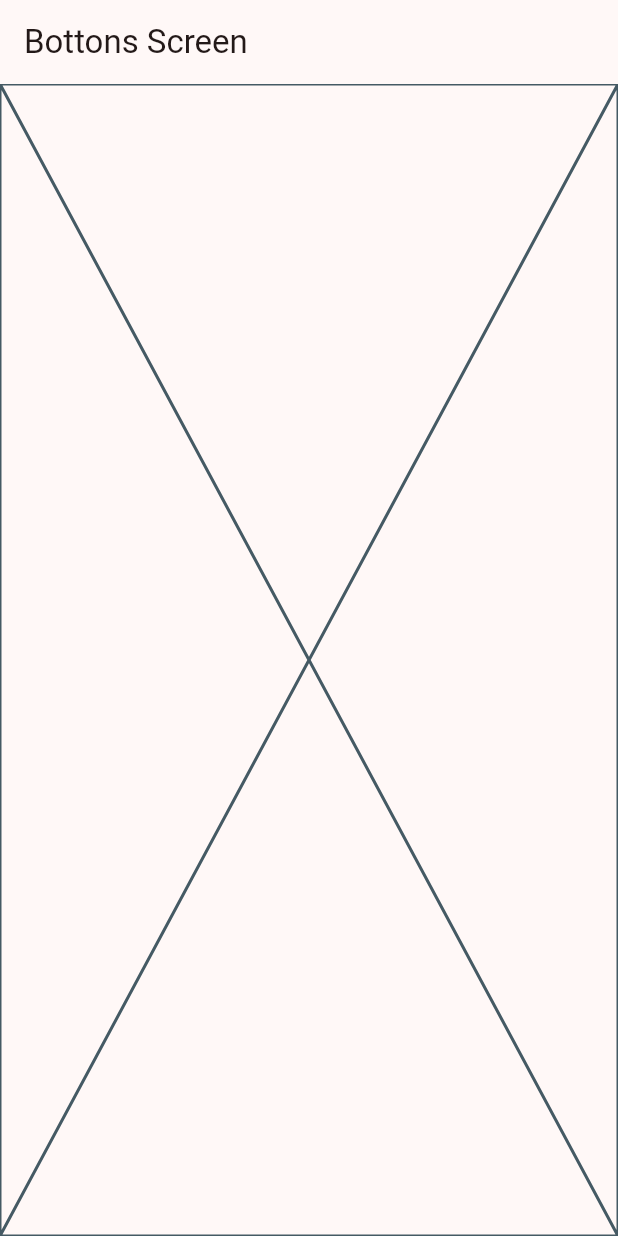
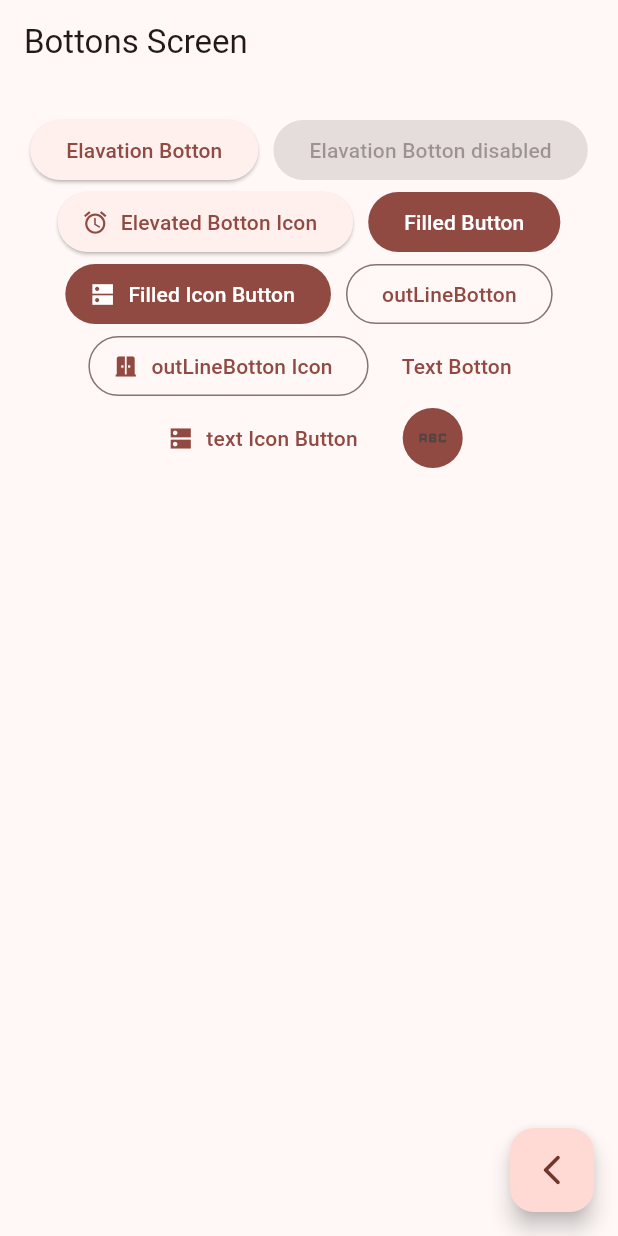
Before and after one commit to luiisfabian/widgets_app, a Flutter app: the BottonsScreen screen opened by its route, on a phone screen of 412 x 824 dp. Run offline on Flutter 3.47's test engine with Material 3 defaults, Android fonts, the phone set to English and light mode, and no system bars; our stand-ins replace go_router.

Commit message:
botones personalizados de flutter

```diff
--- a/lib/presentation/screens/buttons/bottons_screen.dart
+++ b/lib/presentation/screens/buttons/bottons_screen.dart
@@ -1,7 +1,9 @@
 import 'package:flutter/material.dart';
+import 'package:go_router/go_router.dart';
+import 'package:widgets_app/config/theme/app_theme.dart';
 
 class BottonsScreen extends StatelessWidget {
-    static const String name = 'bottons';
+  static const String name = 'bottons';
 
   const BottonsScreen({super.key});
 
@@ -11,7 +13,82 @@ class BottonsScreen extends StatelessWidget {
       appBar: AppBar(
         title: const Text("Bottons Screen"),
       ),
-      body: const Placeholder(),
+      body: const _BottonsView(),
+      floatingActionButton: FloatingActionButton(
+        onPressed: () {
+          context.pop();
+        },
+        child: const Icon(Icons.arrow_back_ios_new_rounded),
+      ),
     );
   }
 }
+
+class _BottonsView extends StatelessWidget {
+  const _BottonsView();
+
+  @override
+  Widget build(BuildContext context) {
+
+    final colors = Theme.of(context).colorScheme;
+    return SizedBox(
+      width: double.infinity,
+      child: Padding(
+        padding: const EdgeInsets.symmetric(horizontal: 10, vertical: 20),
+        child: Wrap(
+          spacing: 10,
+          alignment: WrapAlignment.center,
+          children: [
+            ElevatedButton(
+              onPressed: () {},
+              child: const Text("Elavation Botton"),
+            ),
+            const ElevatedButton(
+              onPressed: null,
+              child: Text("Elavation Botton disabled"),
+            ),
+            ElevatedButton.icon(
+              label: const Text("Elevated Botton Icon"),
+              icon: const Icon(Icons.access_alarm_outlined),
+              onPressed: () {},
+            ),
+            FilledButton(
+              onPressed: () {},
+              child: const Text("Filled Button"),
+            ),
+            FilledButton.icon(
+              label: const Text("Filled Icon Button"),
+              onPressed: () {},
+              icon: const Icon(Icons.dns_sharp),
+            ),
+            OutlinedButton(
+              onPressed: () {},
+              child: Text("outLineBotton"),
+            ),
+            OutlinedButton.icon(
+              onPressed: () {},
+              icon: Icon(Icons.door_sliding),
+              label: Text("outLineBotton Icon"),
+            ),
+            TextButton(
+              onPressed: () {},
+              child: Text("Text Botton"),
+            ),
+            TextButton.icon(
+              label: const Text("text Icon Button"),
+              onPressed: () {},
+              icon: const Icon(Icons.dns_sharp),
+            ),
+            //todo custom botton
+
+            IconButton(
+              style: ButtonStyle(backgroundColor: MaterialStatePropertyAll(colors.primary) ),
+              onPressed: () {},
+              icon: Icon(Icons.abc_rounded),
+            )
+          ],
+        ),
+      ),
+    );
+  }
+}
--- a/lib/presentation/screens/home/home_screen.dart
+++ b/lib/presentation/screens/home/home_screen.dart
@@ -68,7 +68,7 @@ class _CustomListTile extends StatelessWidget {
         // Navigator.pushNamed(context, menuItem.link);
 
         // context.go(menuItem.link);
-        context.pushNamed(CardsScreen.name);
+        context.pushNamed(BottonsScreen.name);
       },
     );
   }
```
